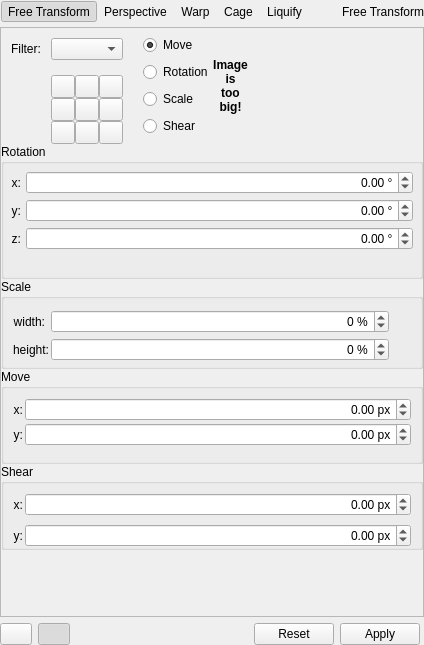
Above: krita/plugins/tools/tool_transform2/wdg_tool_transform.ui from KDE/krita before the change. Below: the same form after it.
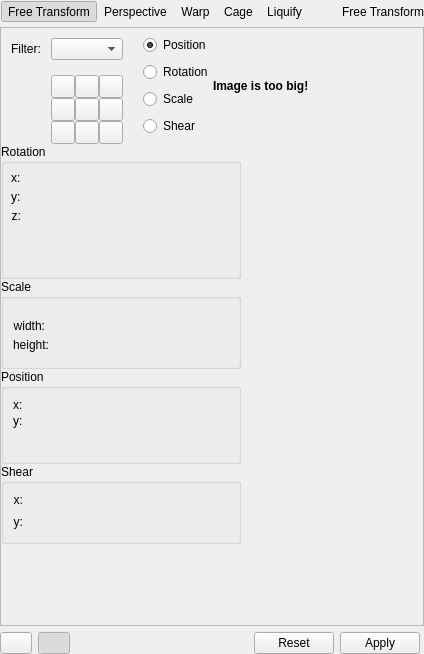
That is the form after the change. Custom widgets are drawn as their Qt base class.

Commit message: converted sliders to draggable sliders for free transform UI

```diff
--- a/krita/plugins/tools/tool_transform2/wdg_tool_transform.ui
+++ b/krita/plugins/tools/tool_transform2/wdg_tool_transform.ui
@@ -7,7 +7,7 @@
     <x>0</x>
     <y>0</y>
     <width>424</width>
-    <height>645</height>
+    <height>654</height>
    </rect>
   </property>
   <property name="sizePolicy">
@@ -520,7 +520,7 @@
            <item>
             <widget class="QRadioButton" name="freeMoveRadioButton">
              <property name="text">
-              <string>Move</string>
+              <string>Position</string>
              </property>
              <property name="checked">
               <bool>true</bool>
@@ -583,13 +583,7 @@
             <enum>Qt::LeftToRight</enum>
            </property>
            <property name="text">
-            <string>Image
-is
-too
-big!</string>
-           </property>
-           <property name="alignment">
-            <set>Qt::AlignCenter</set>
+            <string>Image is too big!</string>
            </property>
           </widget>
          </item>
@@ -614,14 +608,14 @@
           <bool>true</bool>
          </property>
          <property name="sizePolicy">
-          <sizepolicy hsizetype="Preferred" vsizetype="Fixed">
+          <sizepolicy hsizetype="Fixed" vsizetype="Fixed">
            <horstretch>0</horstretch>
-           <verstretch>5</verstretch>
+           <verstretch>0</verstretch>
           </sizepolicy>
          </property>
          <property name="minimumSize">
           <size>
-           <width>0</width>
+           <width>240</width>
            <height>135</height>
           </size>
          </property>
@@ -687,40 +681,16 @@
               <property name="text">
                <string>x:</string>
               </property>
-              <property name="alignment">
-               <set>Qt::AlignRight|Qt::AlignTrailing|Qt::AlignVCenter</set>
-              </property>
               <property name="buddy">
                <cstring>aXBox</cstring>
               </property>
              </widget>
             </item>
             <item row="0" column="1">
-             <widget class="QDoubleSpinBox" name="aXBox">
-              <property name="sizePolicy">
-               <sizepolicy hsizetype="Preferred" vsizetype="Preferred">
-                <horstretch>0</horstretch>
-                <verstretch>0</verstretch>
-               </sizepolicy>
-              </property>
+             <widget class="KisDoubleSliderSpinBox" name="aXBox" native="true">
               <property name="toolTip">
                <string>Rotate around X-Axis</string>
               </property>
-              <property name="wrapping">
-               <bool>true</bool>
-              </property>
-              <property name="alignment">
-               <set>Qt::AlignRight|Qt::AlignTrailing|Qt::AlignVCenter</set>
-              </property>
-              <property name="accelerated">
-               <bool>true</bool>
-              </property>
-              <property name="suffix">
-               <string> °</string>
-              </property>
-              <property name="maximum">
-               <double>360.000000000000000</double>
-              </property>
              </widget>
             </item>
             <item row="2" column="0">
@@ -746,40 +716,22 @@
               <property name="text">
                <string>y:</string>
               </property>
-              <property name="alignment">
-               <set>Qt::AlignRight|Qt::AlignTrailing|Qt::AlignVCenter</set>
-              </property>
               <property name="buddy">
                <cstring>aYBox</cstring>
               </property>
              </widget>
             </item>
             <item row="2" column="1">
-             <widget class="QDoubleSpinBox" name="aYBox">
+             <widget class="KisDoubleSliderSpinBox" name="aYBox" native="true">
               <property name="toolTip">
                <string>Rotate around Y-Axis</string>
               </property>
-              <property name="wrapping">
-               <bool>true</bool>
-              </property>
-              <property name="alignment">
-               <set>Qt::AlignRight|Qt::AlignTrailing|Qt::AlignVCenter</set>
-              </property>
-              <property name="accelerated">
-               <bool>true</bool>
-              </property>
-              <property name="suffix">
-               <string> °</string>
-              </property>
-              <property name="maximum">
-               <double>360.000000000000000</double>
-              </property>
              </widget>
             </item>
             <item row="3" column="1">
-             <widget class="QDoubleSpinBox" name="aZBox">
+             <widget class="KisDoubleSliderSpinBox" name="aZBox" native="true">
               <property name="sizePolicy">
-               <sizepolicy hsizetype="Minimum" vsizetype="Fixed">
+               <sizepolicy hsizetype="Preferred" vsizetype="Preferred">
                 <horstretch>0</horstretch>
                 <verstretch>0</verstretch>
                </sizepolicy>
@@ -787,24 +739,6 @@
               <property name="toolTip">
                <string>Rotate around Z-Axis</string>
               </property>
-              <property name="wrapping">
-               <bool>true</bool>
-              </property>
-              <property name="alignment">
-               <set>Qt::AlignRight|Qt::AlignTrailing|Qt::AlignVCenter</set>
-              </property>
-              <property name="accelerated">
-               <bool>true</bool>
-              </property>
-              <property name="suffix">
-               <string> °</string>
-              </property>
-              <property name="decimals">
-               <number>2</number>
-              </property>
-              <property name="maximum">
-               <double>360.000000000000000</double>
-              </property>
              </widget>
             </item>
             <item row="3" column="0">
@@ -846,14 +780,14 @@
        <item>
         <widget class="QGroupBox" name="scaleGroup">
          <property name="sizePolicy">
-          <sizepolicy hsizetype="Preferred" vsizetype="Fixed">
+          <sizepolicy hsizetype="Fixed" vsizetype="Fixed">
            <horstretch>0</horstretch>
            <verstretch>0</verstretch>
           </sizepolicy>
          </property>
          <property name="minimumSize">
           <size>
-           <width>0</width>
+           <width>240</width>
            <height>90</height>
           </size>
          </property>
@@ -915,7 +849,7 @@
                </widget>
               </item>
               <item row="0" column="1">
-               <widget class="QDoubleSpinBox" name="scaleXBox">
+               <widget class="KisDoubleSliderSpinBox" name="scaleXBox" native="true">
                 <property name="sizePolicy">
                  <sizepolicy hsizetype="MinimumExpanding" vsizetype="Fixed">
                   <horstretch>0</horstretch>
@@ -925,31 +859,13 @@
                 <property name="toolTip">
                  <string>Horizontal Scale</string>
                 </property>
-                <property name="wrapping">
-                 <bool>true</bool>
-                </property>
-                <property name="alignment">
-                 <set>Qt::AlignRight|Qt::AlignTrailing|Qt::AlignVCenter</set>
-                </property>
-                <property name="accelerated">
-                 <bool>true</bool>
-                </property>
-                <property name="suffix">
+                <property name="suffix" stdset="0">
                  <string> %</string>
                 </property>
-                <property name="decimals">
-                 <number>0</number>
-                </property>
-                <property name="minimum">
-                 <double>-99999.000000000000000</double>
-                </property>
-                <property name="maximum">
-                 <double>99999.000000000000000</double>
-                </property>
                </widget>
               </item>
               <item row="1" column="1">
-               <widget class="QDoubleSpinBox" name="scaleYBox">
+               <widget class="KisDoubleSliderSpinBox" name="scaleYBox" native="true">
                 <property name="sizePolicy">
                  <sizepolicy hsizetype="MinimumExpanding" vsizetype="Fixed">
                   <horstretch>0</horstretch>
@@ -959,27 +875,9 @@
                 <property name="toolTip">
                  <string>Vertical Scale</string>
                 </property>
-                <property name="wrapping">
-                 <bool>true</bool>
-                </property>
-                <property name="alignment">
-                 <set>Qt::AlignRight|Qt::AlignTrailing|Qt::AlignVCenter</set>
-                </property>
-                <property name="accelerated">
-                 <bool>true</bool>
-                </property>
-                <property name="suffix">
+                <property name="suffix" stdset="0">
                  <string> %</string>
                 </property>
-                <property name="decimals">
-                 <number>0</number>
-                </property>
-                <property name="minimum">
-                 <double>-99999.000000000000000</double>
-                </property>
-                <property name="maximum">
-                 <double>99999.000000000000000</double>
-                </property>
                </widget>
               </item>
               <item row="1" column="0">
@@ -1036,19 +934,19 @@
        <item>
         <widget class="QGroupBox" name="moveGroup">
          <property name="sizePolicy">
-          <sizepolicy hsizetype="Preferred" vsizetype="Fixed">
+          <sizepolicy hsizetype="Fixed" vsizetype="Fixed">
            <horstretch>0</horstretch>
            <verstretch>0</verstretch>
           </sizepolicy>
          </property>
          <property name="minimumSize">
           <size>
-           <width>0</width>
+           <width>240</width>
            <height>95</height>
           </size>
          </property>
          <property name="title">
-          <string>Move</string>
+          <string>Position</string>
          </property>
          <property name="flat">
           <bool>false</bool>
@@ -1079,12 +977,6 @@
                 <verstretch>0</verstretch>
                </sizepolicy>
               </property>
-              <property name="minimumSize">
-               <size>
-                <width>0</width>
-                <height>0</height>
-               </size>
-              </property>
               <property name="toolTip">
                <string>Horizontal Translation</string>
               </property>
@@ -1094,16 +986,13 @@
               <property name="text">
                <string>x:</string>
               </property>
-              <property name="alignment">
-               <set>Qt::AlignRight|Qt::AlignTrailing|Qt::AlignVCenter</set>
-              </property>
               <property name="buddy">
                <cstring>translateXBox</cstring>
               </property>
              </widget>
             </item>
             <item row="0" column="1">
-             <widget class="QDoubleSpinBox" name="translateXBox">
+             <widget class="KisDoubleSliderSpinBox" name="translateXBox" native="true">
               <property name="sizePolicy">
                <sizepolicy hsizetype="Minimum" vsizetype="Fixed">
                 <horstretch>0</horstretch>
@@ -1116,31 +1005,10 @@
               <property name="layoutDirection">
                <enum>Qt::LeftToRight</enum>
               </property>
-              <property name="wrapping">
-               <bool>false</bool>
-              </property>
-              <property name="alignment">
-               <set>Qt::AlignRight|Qt::AlignTrailing|Qt::AlignVCenter</set>
-              </property>
-              <property name="accelerated">
-               <bool>true</bool>
-              </property>
-              <property name="suffix">
-               <string> px</string>
-              </property>
-              <property name="decimals">
-               <number>2</number>
-              </property>
-              <property name="minimum">
-               <double>-99999.000000000000000</double>
-              </property>
-              <property name="maximum">
-               <double>99999.000000000000000</double>
-              </property>
              </widget>
             </item>
             <item row="2" column="1">
-             <widget class="QDoubleSpinBox" name="translateYBox">
+             <widget class="KisDoubleSliderSpinBox" name="translateYBox" native="true">
               <property name="sizePolicy">
                <sizepolicy hsizetype="Minimum" vsizetype="Fixed">
                 <horstretch>0</horstretch>
@@ -1150,24 +1018,6 @@
               <property name="toolTip">
                <string>Vertical Translation</string>
               </property>
-              <property name="wrapping">
-               <bool>false</bool>
-              </property>
-              <property name="alignment">
-               <set>Qt::AlignRight|Qt::AlignTrailing|Qt::AlignVCenter</set>
-              </property>
-              <property name="accelerated">
-               <bool>true</bool>
-              </property>
-              <property name="suffix">
-               <string> px</string>
-              </property>
-              <property name="minimum">
-               <double>-99999.000000000000000</double>
-              </property>
-              <property name="maximum">
-               <double>99999.000000000000000</double>
-              </property>
              </widget>
             </item>
             <item row="2" column="0">
@@ -1178,21 +1028,12 @@
                 <verstretch>0</verstretch>
                </sizepolicy>
               </property>
-              <property name="minimumSize">
-               <size>
-                <width>0</width>
-                <height>0</height>
-               </size>
-              </property>
               <property name="toolTip">
                <string>Vertical Translation</string>
               </property>
               <property name="text">
                <string>y:</string>
               </property>
-              <property name="alignment">
-               <set>Qt::AlignRight|Qt::AlignTrailing|Qt::AlignVCenter</set>
-              </property>
               <property name="buddy">
                <cstring>translateYBox</cstring>
               </property>
@@ -1206,14 +1047,14 @@
        <item>
         <widget class="QGroupBox" name="shearGroup">
          <property name="sizePolicy">
-          <sizepolicy hsizetype="Preferred" vsizetype="Minimum">
+          <sizepolicy hsizetype="Fixed" vsizetype="Minimum">
            <horstretch>0</horstretch>
            <verstretch>0</verstretch>
           </sizepolicy>
          </property>
          <property name="minimumSize">
           <size>
-           <width>0</width>
+           <width>240</width>
            <height>80</height>
           </size>
          </property>
@@ -1252,12 +1093,7 @@
                 <verstretch>0</verstretch>
                </sizepolicy>
               </property>
-              <property name="minimumSize">
-               <size>
-                <width>0</width>
-                <height>0</height>
-               </size>
-              </property>
+            
               <property name="toolTip">
                <string>Horizontal Shear</string>
               </property>
@@ -1273,7 +1109,7 @@
              </widget>
             </item>
             <item row="1" column="1">
-             <widget class="QDoubleSpinBox" name="shearYBox">
+             <widget class="KisDoubleSliderSpinBox" name="shearYBox" native="true">
               <property name="sizePolicy">
                <sizepolicy hsizetype="Preferred" vsizetype="Preferred">
                 <horstretch>0</horstretch>
@@ -1282,25 +1118,7 @@
               </property>
               <property name="toolTip">
                <string>Vertical Shear</string>
-              </property>
-              <property name="alignment">
-               <set>Qt::AlignRight|Qt::AlignTrailing|Qt::AlignVCenter</set>
-              </property>
-              <property name="accelerated">
-               <bool>true</bool>
-              </property>
-              <property name="suffix">
-               <string> px</string>
-              </property>
-              <property name="minimum">
-               <double>-9999.000000000000000</double>
-              </property>
-              <property name="maximum">
-               <double>9999.000000000000000</double>
-              </property>
-              <property name="singleStep">
-               <double>0.100000000000000</double>
-              </property>
+              </property>             
              </widget>
             </item>
             <item row="1" column="0">
@@ -1332,7 +1150,7 @@
              </widget>
             </item>
             <item row="0" column="1">
-             <widget class="QDoubleSpinBox" name="shearXBox">
+             <widget class="KisDoubleSliderSpinBox" name="shearXBox" native="true">
               <property name="sizePolicy">
                <sizepolicy hsizetype="Preferred" vsizetype="Preferred">
                 <horstretch>0</horstretch>
@@ -1342,24 +1160,6 @@
               <property name="toolTip">
                <string>Horizontal Shear</string>
               </property>
-              <property name="alignment">
-               <set>Qt::AlignRight|Qt::AlignTrailing|Qt::AlignVCenter</set>
-              </property>
-              <property name="accelerated">
-               <bool>true</bool>
-              </property>
-              <property name="suffix">
-               <string> px</string>
-              </property>
-              <property name="minimum">
-               <double>-9999.000000000000000</double>
-              </property>
-              <property name="maximum">
-               <double>9999.000000000000000</double>
-              </property>
-              <property name="singleStep">
-               <double>0.100000000000000</double>
-              </property>
              </widget>
             </item>
            </layout>
```
Left out of the diff: 4 changed lines with no effect on the pictures. The commit also changes 2 other files.
